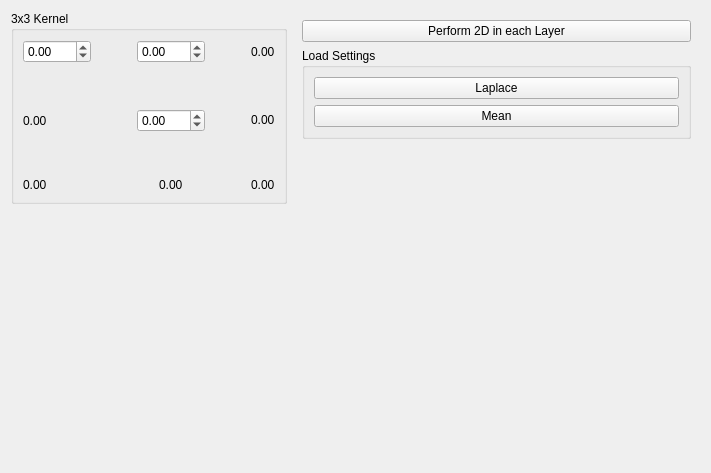
josefkoller/ambient_image_processor, file source/modules/convolution/ConvolutionWidget.ui: the form before one commit.
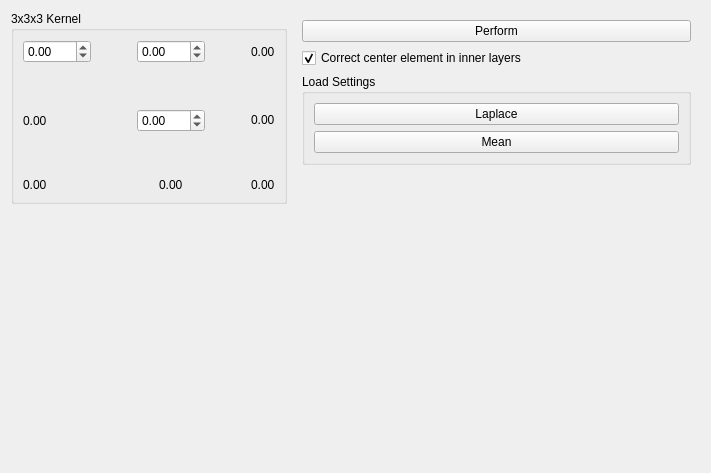
The form after the commit.

Commit message: 3x3x3 convolution

The edit to the form file:
```diff
--- a/source/modules/convolution/ConvolutionWidget.ui
+++ b/source/modules/convolution/ConvolutionWidget.ui
@@ -23,7 +23,7 @@
       </sizepolicy>
      </property>
      <property name="title">
-      <string>3x3 Kernel</string>
+      <string>3x3x3 Kernel</string>
      </property>
      <layout class="QGridLayout" name="gridLayout">
       <item row="1" column="0">
@@ -156,7 +156,20 @@
       <item>
        <widget class="QPushButton" name="perform_button">
         <property name="text">
-         <string>Perform 2D in each Layer</string>
+         <string>Perform</string>
+        </property>
+       </widget>
+      </item>
+      <item>
+       <widget class="QCheckBox" name="correct_center_checkbox">
+        <property name="whatsThis">
+         <string>&lt;html&gt;&lt;head/&gt;&lt;body&gt;&lt;p&gt;the center kernel element will be adjusted in the first and last layer by summing up the used kernel values.&lt;/p&gt;&lt;/body&gt;&lt;/html&gt;</string>
+        </property>
+        <property name="text">
+         <string>Correct center element in inner layers</string>
+        </property>
+        <property name="checked">
+         <bool>true</bool>
         </property>
        </widget>
       </item>
```
The commit also changes 6 other files.
